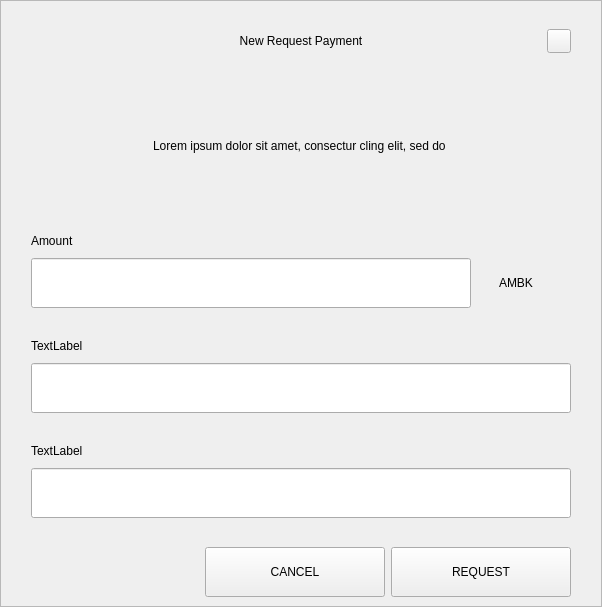
ambankcoin/Core-All-OS, file src/qt/ambankcoin/forms/requestdialog.ui: the form before one commit.
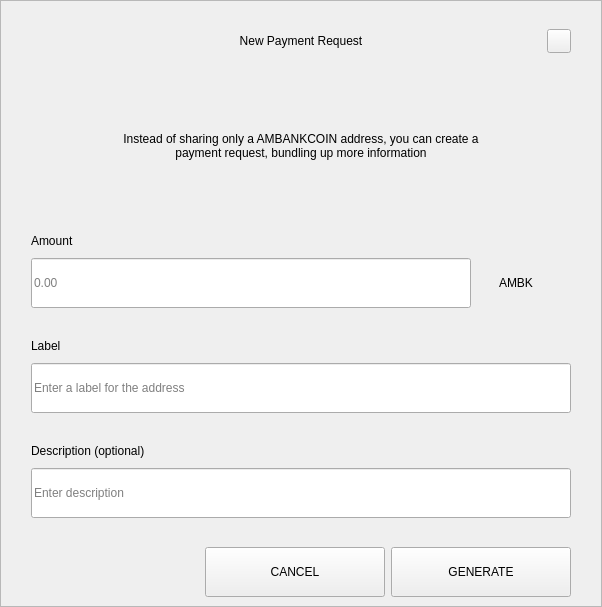
The form after the commit.

Diff of the .ui file:
```diff
--- a/src/qt/ambankcoin/forms/requestdialog.ui
+++ b/src/qt/ambankcoin/forms/requestdialog.ui
@@ -92,7 +92,7 @@
            <string notr="true">padding-left:24px;</string>
           </property>
           <property name="text">
-           <string>New Request Payment</string>
+           <string>New Payment Request</string>
           </property>
           <property name="alignment">
            <set>Qt::AlignCenter</set>
@@ -210,7 +210,7 @@
              </size>
             </property>
             <property name="text">
-             <string>Lorem ipsum dolor sit amet, consectur cling elit, sed do </string>
+             <string>Instead of sharing only a AMBANKCOIN address, you can create a payment request, bundling up more information</string>
             </property>
             <property name="alignment">
              <set>Qt::AlignCenter</set>
@@ -289,6 +289,9 @@
                     <height>50</height>
                    </size>
                   </property>
+                  <property name="placeholderText">
+                   <string notr="true">0.00</string>
+                  </property>
                  </widget>
                 </item>
                 <item>
@@ -376,7 +379,7 @@
                </size>
               </property>
               <property name="text">
-               <string>TextLabel</string>
+               <string>Label</string>
               </property>
              </widget>
             </item>
@@ -394,6 +397,9 @@
                 <height>50</height>
                </size>
               </property>
+              <property name="placeholderText">
+               <string>Enter a label for the address</string>
+              </property>
              </widget>
             </item>
            </layout>
@@ -434,7 +440,7 @@
                </size>
               </property>
               <property name="text">
-               <string>TextLabel</string>
+               <string>Description (optional)</string>
               </property>
              </widget>
             </item>
@@ -452,6 +458,9 @@
                 <height>50</height>
                </size>
               </property>
+              <property name="placeholderText">
+               <string>Enter description</string>
+              </property>
              </widget>
             </item>
             <item>
@@ -672,7 +681,7 @@
             <enum>Qt::NoFocus</enum>
            </property>
            <property name="text">
-            <string>REQUEST</string>
+            <string>GENERATE</string>
            </property>
           </widget>
          </item>
```
Left out of the diff: 2 changed lines with no effect on the pictures.
